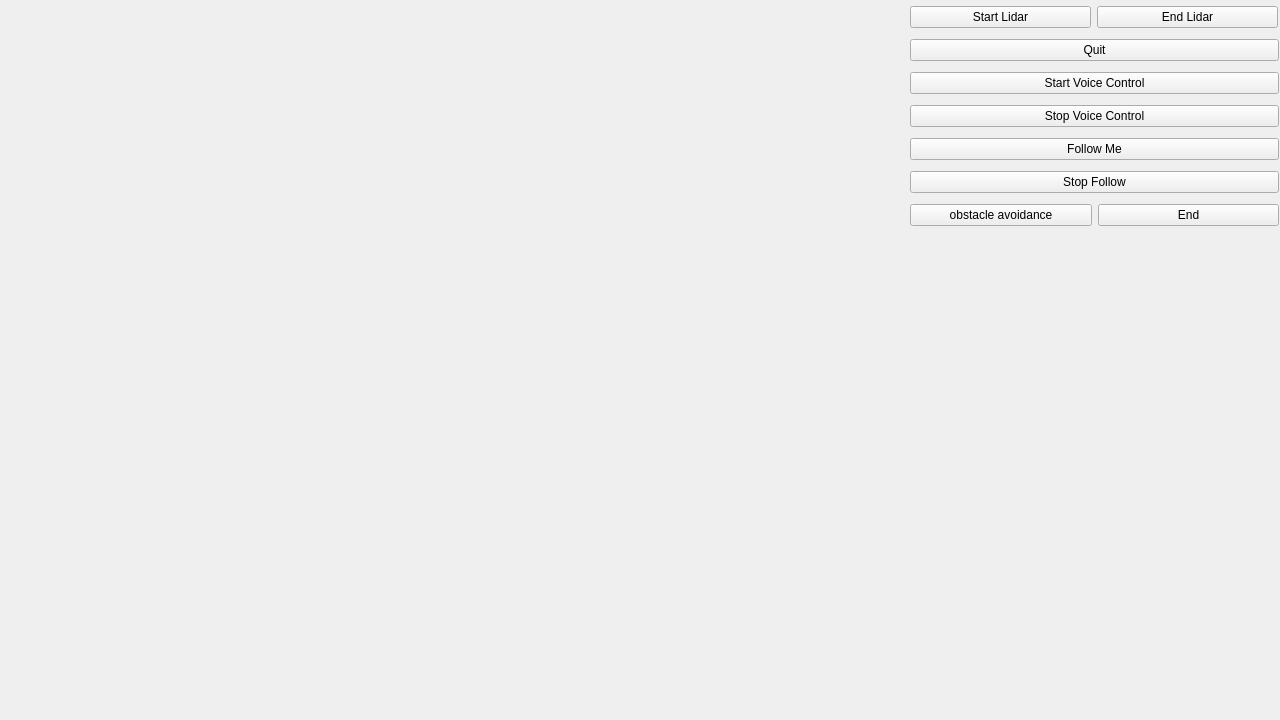
Old version of the form mainwindow.ui in the repository Alixjie/Buddy-Bot.
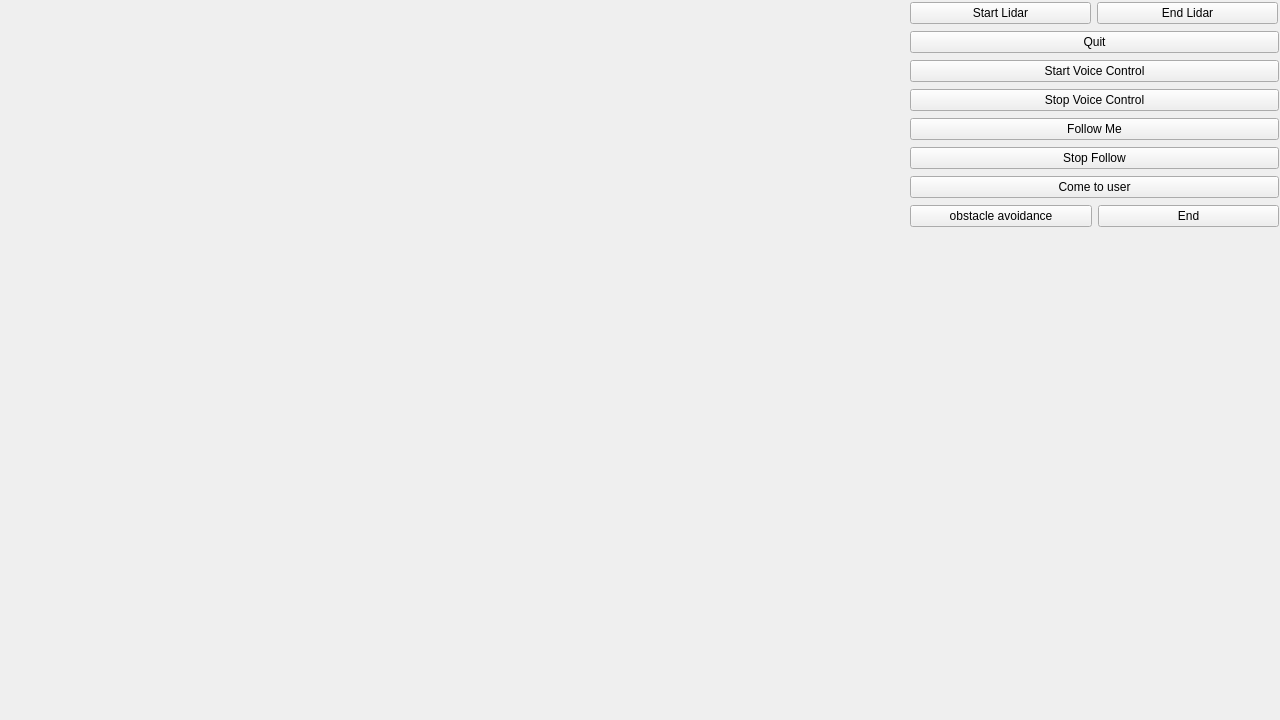
New version of the form.

What changed in the file:
```diff
--- a/mainwindow.ui
+++ b/mainwindow.ui
@@ -83,6 +83,13 @@
        </property>
       </widget>
      </item>
+      <item>
+      <widget class="QPushButton" name="come_to_user">
+       <property name="text">
+        <string>Come to user</string>
+       </property>
+      </widget>
+     </item>
      <item>
       <layout class="QHBoxLayout" name="horizontalLayout_2">
        <item>
```
